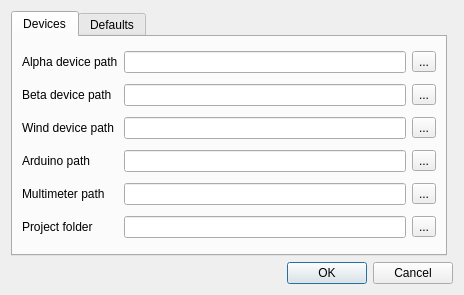
Before: the Qt Designer form preferences.ui in froque/AeroIST, drawn with Qt 5.
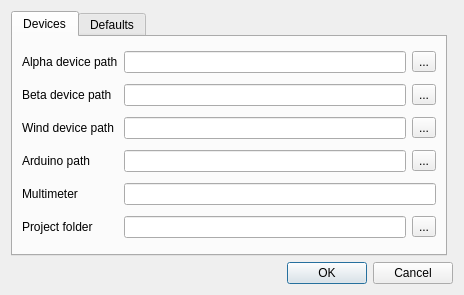
After: the same form once the commit is applied.

Commit message: changed from /dev/gpib0 to voltmeter specified in /etc/gpib.conf

What changed in the file:
```diff
--- a/preferences.ui
+++ b/preferences.ui
@@ -89,11 +89,11 @@
        <item row="4" column="0">
         <widget class="QLabel" name="label_5">
          <property name="text">
-          <string>Multimeter path</string>
+          <string>Multimeter</string>
          </property>
         </widget>
        </item>
-       <item row="4" column="1">
+       <item row="4" column="1" colspan="2">
         <widget class="QLineEdit" name="edit_multimetro"/>
        </item>
        <item row="5" column="0">
@@ -141,13 +141,6 @@
          </property>
         </widget>
        </item>
-       <item row="4" column="2">
-        <widget class="QToolButton" name="toolButton_6">
-         <property name="text">
-          <string>...</string>
-         </property>
-        </widget>
-       </item>
       </layout>
      </widget>
      <widget class="QWidget" name="defaults">
```
The commit also changes 2 other files.
